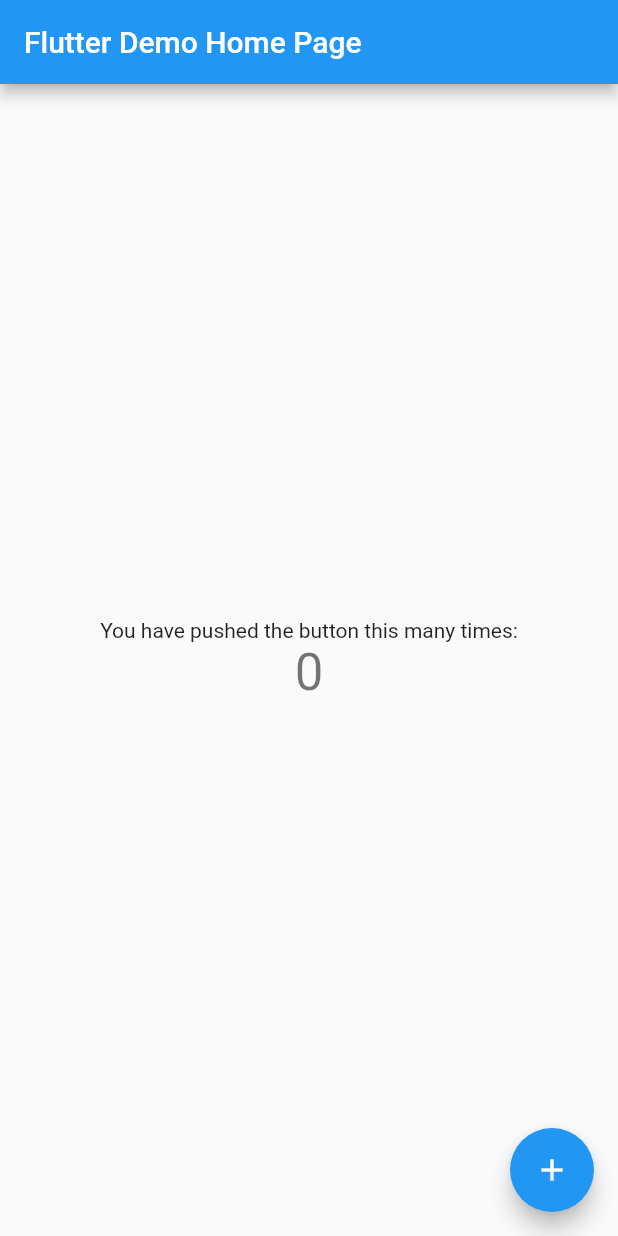
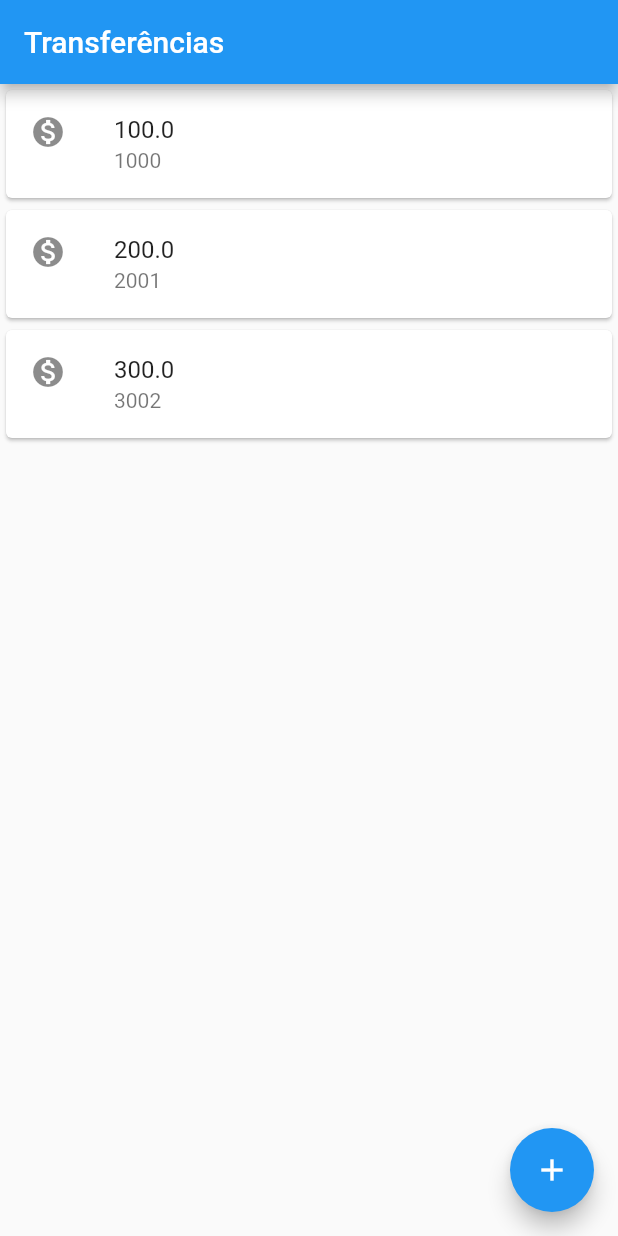
Before and after one commit to brunoborghi/flutter-projects, a Flutter app: the screen it shows after launch, on a phone screen of 412 x 824 dp. Run offline on Flutter 3.47's test engine with Material 2 defaults, Android fonts, the phone set to English and light mode, and no system bars.

Commit message:
Commit do projeto Alurabank referente à aula 02 do curso de introdução ao Flutter - Refatorando código / StatefulWidgets e StatelessWidgets

```diff
--- a/bytebank/lib/main.dart
+++ b/bytebank/lib/main.dart
@@ -1,117 +1,50 @@
 import 'package:flutter/material.dart';
 
-void main() {
-  runApp(MyApp());
-}
+void main() => runApp(MaterialApp(
+      home: Scaffold(
+        body: ListaTransferencias(),
+        appBar: AppBar(
+          title: Text('Transferências'),
+        ),
+        floatingActionButton: FloatingActionButton(
+          child: Icon(Icons.add),
+        ),
+      ),
+    ));
 
-class MyApp extends StatelessWidget {
-  // This widget is the root of your application.
+class ListaTransferencias extends StatelessWidget {
   @override
   Widget build(BuildContext context) {
-    return MaterialApp(
-      title: 'Flutter Demo',
-      theme: ThemeData(
-        // This is the theme of your application.
-        //
-        // Try running your application with "flutter run". You'll see the
-        // application has a blue toolbar. Then, without quitting the app, try
-        // changing the primarySwatch below to Colors.green and then invoke
-        // "hot reload" (press "r" in the console where you ran "flutter run",
-        // or simply save your changes to "hot reload" in a Flutter IDE).
-        // Notice that the counter didn't reset back to zero; the application
-        // is not restarted.
-        primarySwatch: Colors.blue,
-        // This makes the visual density adapt to the platform that you run
-        // the app on. For desktop platforms, the controls will be smaller and
-        // closer together (more dense) than on mobile platforms.
-        visualDensity: VisualDensity.adaptivePlatformDensity,
-      ),
-      home: MyHomePage(title: 'Flutter Demo Home Page'),
+    return Column(
+      children: <Widget>[
+        ItemTransferencia(Transferencia(100.0, 1000)),
+        ItemTransferencia(Transferencia(200.0, 2001)),
+        ItemTransferencia(Transferencia(300.0, 3002)),
+      ],
     );
   }
 }
 
-class MyHomePage extends StatefulWidget {
-  MyHomePage({Key key, this.title}) : super(key: key);
+class ItemTransferencia extends StatelessWidget {
+  final Transferencia transferencia;
 
-  // This widget is the home page of your application. It is stateful, meaning
-  // that it has a State object (defined below) that contains fields that affect
-  // how it looks.
-
-  // This class is the configuration for the state. It holds the values (in this
-  // case the title) provided by the parent (in this case the App widget) and
-  // used by the build method of the State. Fields in a Widget subclass are
-  // always marked "final".
-
-  final String title;
-
-  @override
-  _MyHomePageState createState() => _MyHomePageState();
-}
-
-class _MyHomePageState extends State<MyHomePage> {
-  int _counter = 0;
-
-  void _incrementCounter() {
-    setState(() {
-      // This call to setState tells the Flutter framework that something has
-      // changed in this State, which causes it to rerun the build method below
-      // so that the display can reflect the updated values. If we changed
-      // _counter without calling setState(), then the build method would not be
-      // called again, and so nothing would appear to happen.
-      _counter++;
-    });
-  }
+  ItemTransferencia(this.transferencia);
 
   @override
   Widget build(BuildContext context) {
-    // This method is rerun every time setState is called, for instance as done
-    // by the _incrementCounter method above.
-    //
-    // The Flutter framework has been optimized to make rerunning build methods
-    // fast, so that you can just rebuild anything that needs updating rather
-    // than having to individually change instances of widgets.
-    return Scaffold(
-      appBar: AppBar(
-        // Here we take the value from the MyHomePage object that was created by
-        // the App.build method, and use it to set our appbar title.
-        title: Text(widget.title),
+    return Card(
+      child: ListTile(
+        leading: Icon(Icons.monetization_on),
+        title: Text(transferencia.valor.toString()),
+        subtitle: Text(transferencia.numeroConta.toString()),
       ),
-      body: Center(
-        // Center is a layout widget. It takes a single child and positions it
-        // in the middle of the parent.
-        child: Column(
-          // Column is also a layout widget. It takes a list of children and
-          // arranges them vertically. By default, it sizes itself to fit its
-          // children horizontally, and tries to be as tall as its parent.
-          //
-          // Invoke "debug painting" (press "p" in the console, choose the
-          // "Toggle Debug Paint" action from the Flutter Inspector in Android
-          // Studio, or the "Toggle Debug Paint" command in Visual Studio Code)
-          // to see the wireframe for each widget.
-          //
-          // Column has various properties to control how it sizes itself and
-          // how it positions its children. Here we use mainAxisAlignment to
-          // center the children vertically; the main axis here is the vertical
-          // axis because Columns are vertical (the cross axis would be
-          // horizontal).
-          mainAxisAlignment: MainAxisAlignment.center,
-          children: <Widget>[
-            Text(
-              'You have pushed the button this many times:',
-            ),
-            Text(
-              '$_counter',
-              style: Theme.of(context).textTheme.headline4,
-            ),
-          ],
-        ),
-      ),
-      floatingActionButton: FloatingActionButton(
-        onPressed: _incrementCounter,
-        tooltip: 'Increment',
-        child: Icon(Icons.add),
-      ), // This trailing comma makes auto-formatting nicer for build methods.
     );
   }
 }
+
+class Transferencia {
+  final double valor;
+  final int numeroConta;
+
+  Transferencia(this.valor, this.numeroConta);
+}
```
